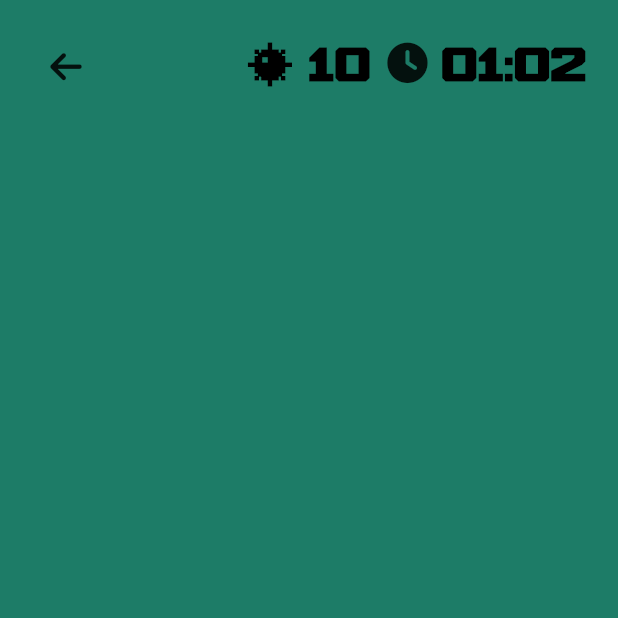
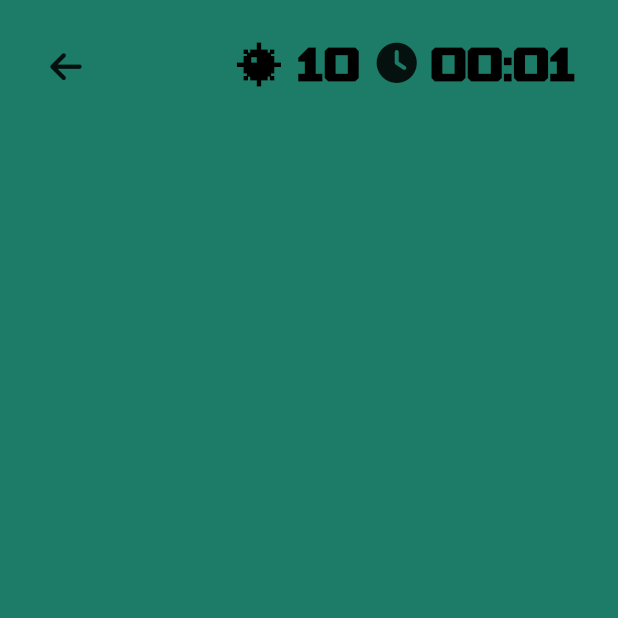
Before and after one commit to samueljml/minesweeper, a Flutter app: the Game screen opened by its route, on a phone screen of 412 x 824 dp, the top half of it. Run offline on Flutter 3.47's test engine with Material 2 defaults, Android fonts, the phone set to English and light mode, and no system bars; our stand-ins replace font_awesome_flutter, get.

Commit message:
Updating timer

```diff
--- a/lib/app/modules/game/controller.dart
+++ b/lib/app/modules/game/controller.dart
@@ -1,9 +1,33 @@
+import 'dart:async';
+
 import 'package:get/get.dart';
 
+import '../../data/model/game_model.dart';
 import '../home/controller.dart';
 
 class GameController extends GetxController {
   final HomeController homeController;
+  final Rx<GameModel> _game = GameModel().obs;
+
+  @override
+  onReady() async {
+    Timer.periodic(const Duration(seconds: 1), (Timer timer) {
+      _game.update((_game) {
+        _game!.duration += const Duration(seconds: 1);
+      });
+    });
+
+    super.onReady();
+  }
 
   GameController({required this.homeController});
+
+  String get getTimer {
+    String twoDigits(int n) => n.toString().padLeft(2, "0");
+    String minutes = twoDigits(_game.value.duration.inMinutes.remainder(60));
+    String seconds = twoDigits(_game.value.duration.inSeconds.remainder(60));
+    return "$minutes:$seconds";
+  }
+
+  String get getBombs => homeController.getTextControllers.textBombs.text;
 }
--- a/lib/app/modules/game/page.dart
+++ b/lib/app/modules/game/page.dart
@@ -109,15 +109,20 @@ class Game extends GetView<GameController> {
                 ),
               ),
               Obx(
-                () => Text(
-                    controller.homeController.getTextControllers.textBombs.text,
+                () => Text(controller.getBombs,
                     style: Theme.of(context).textTheme.headline4),
               ),
               const Icon(
                 FontAwesomeIcons.solidClock,
                 size: 27,
               ),
-              Text("01:02", style: Theme.of(context).textTheme.headline4),
+              SizedBox(
+                width: 104,
+                child: Obx(
+                  () => Text(controller.getTimer,
+                      style: Theme.of(context).textTheme.headline4),
+                ),
+              ),
             ],
           )
         ])
```
